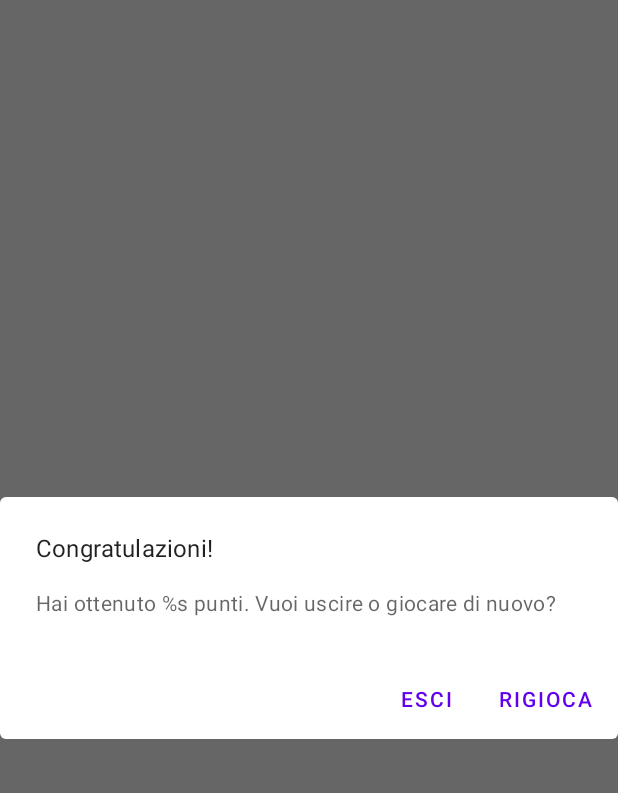
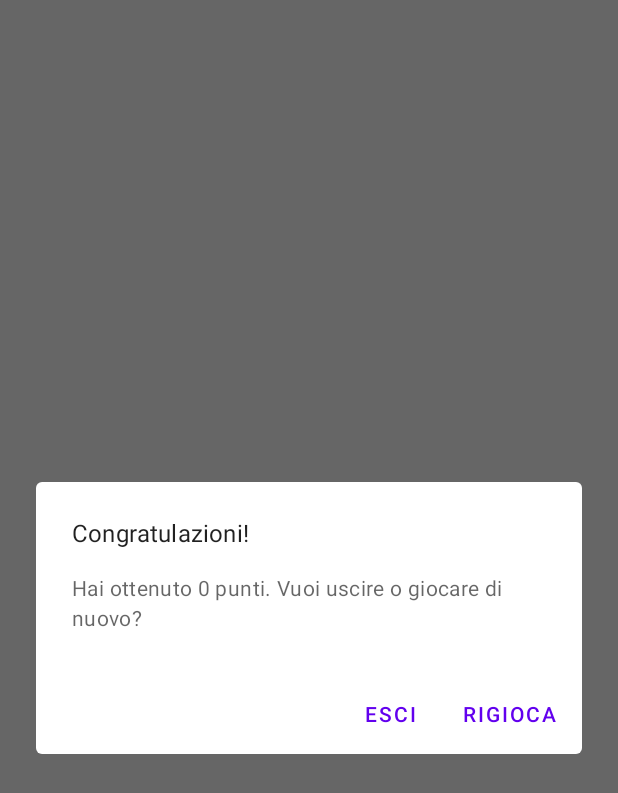
Before and after one commit to vickysX/Impiccato, an Android app built with Jetpack Compose: the composable FinalAlertDialog called with empty values, on a phone screen of 412 x 824 dp. Shown: the top 793 px of the screen. Run offline under Robolectric (Android 15) with nearby library versions, the phone set to English and light mode, and no system bars.

Commit message:
some bugs fixed

```diff
--- a/app/src/main/java/com/example/impiccato/ui/GameScreen.kt
+++ b/app/src/main/java/com/example/impiccato/ui/GameScreen.kt
@@ -1,6 +1,7 @@
 package com.example.impiccato.ui
 
 import android.app.Activity
+import android.app.AlertDialog
 import androidx.compose.foundation.layout.*
 import androidx.compose.foundation.rememberScrollState
 import androidx.compose.foundation.text.KeyboardActions
@@ -49,8 +50,8 @@ fun GameScreen(
             isGuessedLetterWrong = gameUIState.isGuessedLetterWrong,
             currentWord = gameUIState.currentWordToGuess,
             letterGuessed = gameViewModel.userGuess,
-            onGuessChanged = {gameViewModel.updateUserGuess(it)},
-            onKeyboardDone = {gameViewModel.checkUserGuess()}
+            onGuessChanged = { gameViewModel.updateUserGuess(it) },
+            onKeyboardDone = { gameViewModel.checkUserGuess() }
         )
         // Buttons here
         Row(
@@ -61,7 +62,7 @@ fun GameScreen(
         ) {
             IconButton(
                 enabled = gameUIState.isBulbButtonEnabled,
-                onClick = {gameViewModel.requireHint()}
+                onClick = { gameViewModel.requireHint() }
             ) {
                 Icon(
                     imageVector = Icons.Filled.TipsAndUpdates,
@@ -94,7 +95,8 @@ fun GameScreen(
             }
         }
         if (gameUIState.isGameEnded) {
-            FinalAlertDialog(isGameLost = false,
+            FinalAlertDialog(
+                isGameLost = false,
                 score = gameUIState.score
             ) {
                 gameViewModel.resetGame()
@@ -106,8 +108,8 @@ fun GameScreen(
 @Composable
 fun GameStatus(
     modifier: Modifier = Modifier,
-    score : Int,
-    wrongGuesses : Int
+    score: Int,
+    wrongGuesses: Int
 ) {
     Row(
         modifier = modifier
@@ -132,11 +134,11 @@ fun GameStatus(
 @Composable
 fun GameLayout(
     modifier: Modifier = Modifier,
-    isGuessedLetterWrong : Boolean,
-    currentWord : String,
-    letterGuessed : String,
-    onGuessChanged : (String) -> Unit,
-    onKeyboardDone : () -> Unit
+    isGuessedLetterWrong: Boolean,
+    currentWord: String,
+    letterGuessed: String,
+    onGuessChanged: (String) -> Unit,
+    onKeyboardDone: () -> Unit
 ) {
     Column(
         verticalArrangement = Arrangement.spacedBy(24.dp)
@@ -163,7 +165,7 @@ fun GameLayout(
                 imeAction = ImeAction.Done
             ),
             keyboardActions = KeyboardActions(
-                onDone = {onKeyboardDone()}
+                onDone = { onKeyboardDone() }
             )
         )
     }
@@ -172,7 +174,7 @@ fun GameLayout(
 @Composable
 fun WordDefinition(
     modifier: Modifier = Modifier,
-    wordDefinition : String
+    wordDefinition: String
 ) {
     Icon(
         imageVector = Icons.Filled.TipsAndUpdates,
@@ -192,28 +194,22 @@ fun WordDefinition(
 
 @Composable
 fun FinalAlertDialog(
-    modifier: Modifier = Modifier,
-    isGameLost : Boolean,
-    score : Int,
-    restartGame : () -> Unit
+    modifier: Modifier =
+        Modifier
+            .padding(24.dp)
+            .wrapContentWidth(Alignment.CenterHorizontally),
+    isGameLost: Boolean,
+    score: Int,
+    restartGame: () -> Unit
 ) {
     val activity = (LocalContext.current as Activity)
-    when {
-        isGameLost -> AlertDialog(
+    val onDismissClick = { activity.finish() }
+    AlertDialog(
+        modifier = modifier,
         onDismissRequest = {},
-            title = {
-                Text(
-                    text = stringResource(R.string.game_over)
-                )
-            },
-            text = {
-                Text(
-                    text = stringResource(R.string.g_o_dialog)
-                )
-            },
         dismissButton = {
             TextButton(
-                    onClick = {activity.finish()}
+                onClick = onDismissClick
             ) {
                 Text(
                     text = stringResource(R.string.exit_game)
@@ -228,40 +224,28 @@ fun FinalAlertDialog(
                     text = stringResource(R.string.reset_game)
                 )
             }
-            }
+        },
+        title = {
+            when {
+                isGameLost -> Text(
+                    stringResource(id = R.string.game_over)
                 )
-        else -> AlertDialog(
-            onDismissRequest = {},
-            title = {
-                Text(
-                    text = stringResource(R.string.congratulations)
-                )
-            },
-            text = {
-                Text(
-                    text = stringResource(R.string.dialog_text)
-                )
-            },
-            dismissButton = {
-                TextButton(
-                    onClick = {activity.finish()}
-                ) {
-                    Text(
-                        text = stringResource(R.string.exit_game)
+                else -> Text(
+                    stringResource(id = R.string.congratulations)
                 )
             }
         },
-            confirmButton = {
-                TextButton(
-                    onClick = restartGame
-                ) {
-                    Text(
-                        text = stringResource(R.string.reset_game)
+        text = {
+            when {
+                isGameLost -> Text(
+                    stringResource(id = R.string.g_o_dialog)
+                )
+                else -> Text(
+                    stringResource(id = R.string.dialog_text, score)
                 )
             }
         }
     )
-    }
 }
 
 @Composable
@@ -273,3 +257,16 @@ fun LightThemePreview() {
         GameScreen()
     }
 }
+
+@Composable
+@Preview(
+    showBackground = true,
+    showSystemUi = true
+)
+fun GameOverDialogPreview() {
+    ImpiccatoTheme() {
+        FinalAlertDialog(isGameLost = true, score = 0) {
+
+        }
+    }
+}
```
Also changed, not shown: app/src/main/java/com/example/impiccato/ui/GameViewModel.kt (+42 -21 lines). Lines whose indentation alone changed are shown as unchanged.
